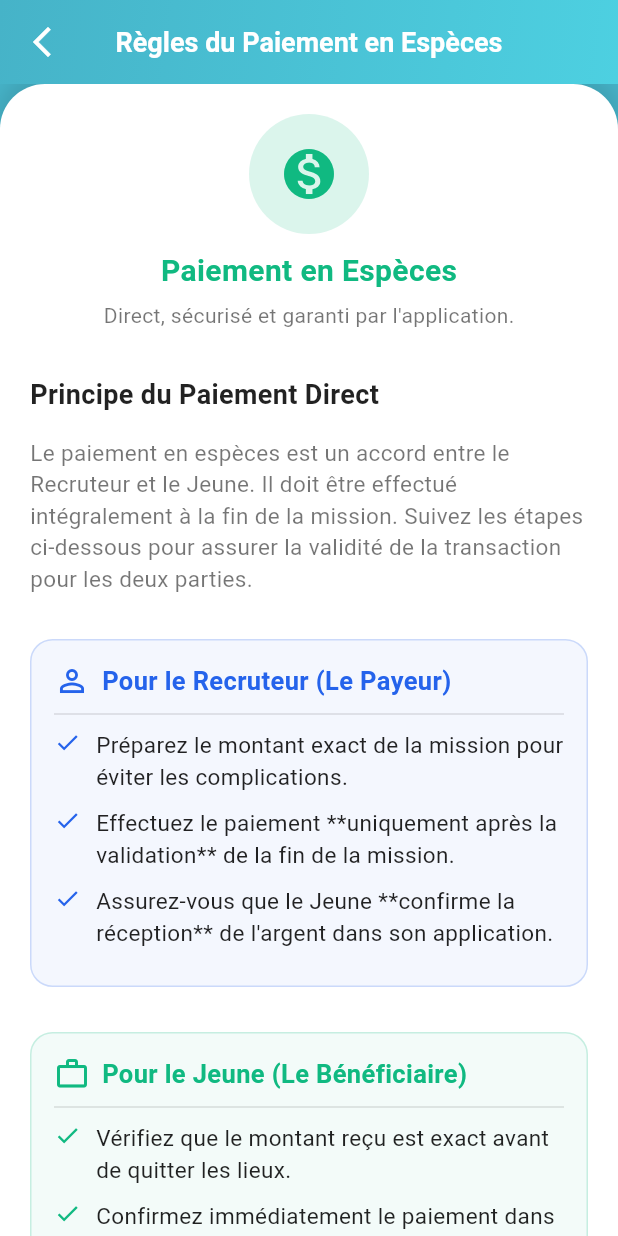
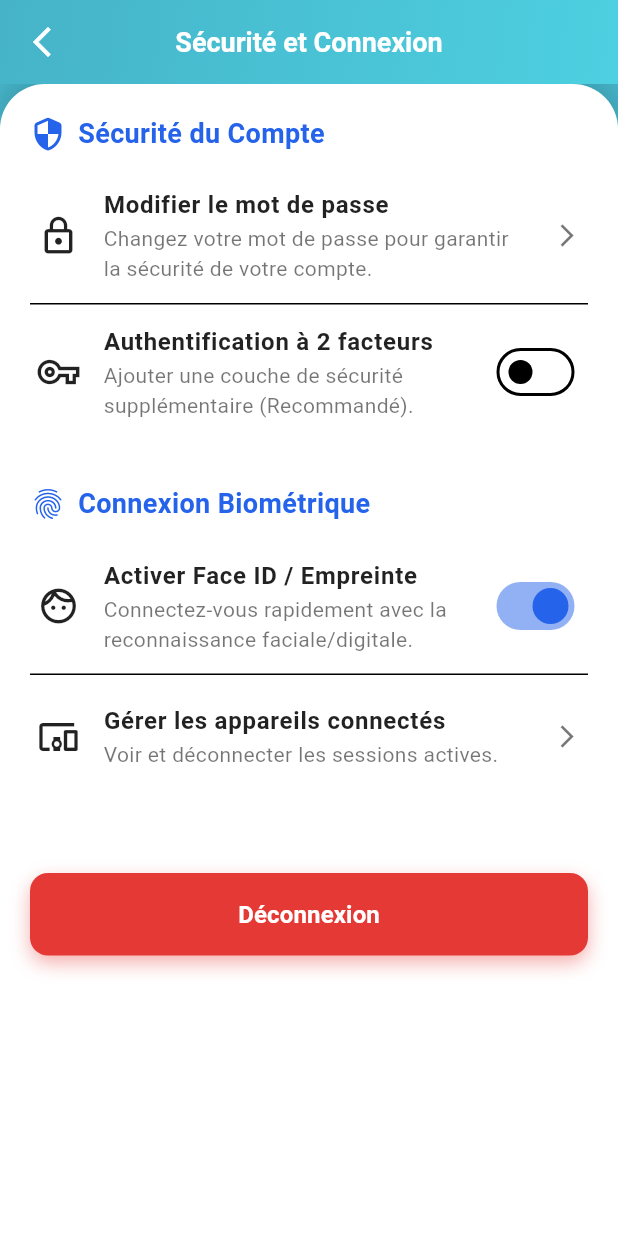
Before and after one commit to Tji-Teliman/tji_teliman_mobile, a Flutter app: the screen it shows after launch, on a phone screen of 412 x 824 dp. Run offline on Flutter 3.47's test engine with Material 3 defaults, Android fonts, the phone set to English and light mode, and no system bars; our stand-ins replace google_fonts, google_maps_flutter.

Commit message:
feat: ajout de la page securite et connexion  dans le  parametre

```diff
--- a/lib/main.dart
+++ b/lib/main.dart
@@ -19,6 +19,7 @@ import 'package:tji_teliman_mobile/screens/screens_jeunes/parametre.dart';
 import 'package:tji_teliman_mobile/screens/screens_jeunes/parametre_change_mdp.dart';
 import 'package:tji_teliman_mobile/screens/screens_jeunes/politique_et_confidenlite.dart';
 import 'package:tji_teliman_mobile/screens/screens_jeunes/postuler_et_candidature.dart';
+import 'package:tji_teliman_mobile/screens/screens_jeunes/securite_parametre.dart';
 import 'package:tji_teliman_mobile/screens/screens_jeunes/signaler_mission.dart';
 import 'package:tji_teliman_mobile/screens/screens_jeunes/signaler_screen.dart';
 import 'screens/splash_screen.dart';
@@ -51,7 +52,7 @@ class MyApp extends StatelessWidget {
         useMaterial3: true,
       ),
       // L'écran de démarrage est défini ici
-      home: const DetailsPayementEspeces(),
+      home: const SecuriteParametre(),
       debugShowCheckedModeBanner: false,
     );
   }
--- a/lib/screens/screens_jeunes/securite_parametre.dart
+++ b/lib/screens/screens_jeunes/securite_parametre.dart
@@ -0,0 +1,361 @@
+import 'package:flutter/material.dart';
+
+// Définition des couleurs personnalisées Tji Teliman
+const Color _primaryBlue = Color(0xFF2563EB); // Bleu principal
+const Color _appBarColor = Color(0xFF46B3C8); // Cyan pour l'AppBar
+const Color _accentColor = Color(0xFF4DD0E1); // Pour le dégradé
+
+
+class SecuriteParametre extends StatelessWidget {
+  const SecuriteParametre({super.key});
+
+  @override
+  Widget build(BuildContext context) {
+    return MaterialApp(
+      title: 'Tji Teliman - Sécurité',
+      theme: ThemeData(
+        useMaterial3: true,
+        primaryColor: _primaryBlue,
+        colorScheme: ColorScheme.light(
+          primary: _primaryBlue,
+        ),
+        visualDensity: VisualDensity.adaptivePlatformDensity,
+      ),
+      home: const SecuritySettingsScreen(),
+      debugShowCheckedModeBanner: false,
+    );
+  }
+}
+// --- END MAIN APP STRUCTURE ---
+
+// --- SECURITY SETTINGS SCREEN IMPLEMENTATION ---
+
+class SecuritySettingsScreen extends StatelessWidget {
+  const SecuritySettingsScreen({super.key});
+
+  @override
+  Widget build(BuildContext context) {
+    return Scaffold(
+      backgroundColor: _appBarColor,
+      appBar: AppBar(
+        // Utilisation d'un dégradé pour l'AppBar
+        flexibleSpace: Container(
+          decoration: const BoxDecoration(
+            gradient: LinearGradient(
+              colors: [_appBarColor, _accentColor],
+              begin: Alignment.topLeft,
+              end: Alignment.bottomRight,
+            ),
+          ),
+        ),
+        elevation: 0,
+        leading: IconButton(
+          icon: const Icon(Icons.arrow_back_ios_new, color: Colors.white, size: 24),
+          onPressed: () {
+            // Logique de retour
+          },
+        ),
+        title: const Text(
+          'Sécurité et Connexion',
+          style: TextStyle(color: Colors.white, fontWeight: FontWeight.w600, fontSize: 18),
+        ),
+        centerTitle: true,
+      ),
+
+      body: Column(
+        children: <Widget>[
+          // Conteneur blanc principal avec ombre et arrondi
+          Expanded(
+            child: Container(
+              width: double.infinity,
+              decoration: BoxDecoration(
+                color: Colors.white,
+                borderRadius: const BorderRadius.vertical(top: Radius.circular(30.0)),
+                boxShadow: [
+                  BoxShadow(
+                    color: Colors.black.withOpacity(0.1),
+                    blurRadius: 10.0,
+                    spreadRadius: 2.0,
+                    offset: const Offset(0, -5),
+                  ),
+                ],
+              ),
+              child: const SingleChildScrollView(
+                padding: EdgeInsets.all(20.0),
+                child: SecuritySettingsContent(),
+              ),
+            ),
+          ),
+        ],
+      ),
+    );
+  }
+}
+
+// Widget principal du contenu de la page
+class SecuritySettingsContent extends StatefulWidget {
+  const SecuritySettingsContent({super.key});
+
+  @override
+  State<SecuritySettingsContent> createState() => _SecuritySettingsContentState();
+}
+
+class _SecuritySettingsContentState extends State<SecuritySettingsContent> {
+  // Simuler l'état des options
+  bool _isFaceIdEnabled = true;
+  bool _isTwoFactorAuthEnabled = false;
+
+  @override
+  Widget build(BuildContext context) {
+    return Column(
+      crossAxisAlignment: CrossAxisAlignment.start,
+      children: [
+        // --- Titre du Groupe : Sécurité du Compte ---
+        const SectionHeader(title: 'Sécurité du Compte', icon: Icons.security_rounded),
+        const SizedBox(height: 10),
+
+        // 1. Modifier le Mot de Passe
+        SettingsTile(
+          title: 'Modifier le mot de passe',
+          subtitle: 'Changez votre mot de passe pour garantir la sécurité de votre compte.',
+          icon: Icons.lock_outline,
+          onTap: () {
+            // Logique pour naviguer vers l'écran de modification de mot de passe
+          },
+        ),
+        const Divider(height: 1),
+
+        // 2. Authentification à Deux Facteurs
+        SwitchTile(
+          title: 'Authentification à 2 facteurs',
+          subtitle: 'Ajouter une couche de sécurité supplémentaire (Recommandé).',
+          icon: Icons.vpn_key_outlined,
+          value: _isTwoFactorAuthEnabled,
+          onChanged: (bool newValue) {
+            setState(() {
+              _isTwoFactorAuthEnabled = newValue;
+            });
+          },
+        ),
+        const SizedBox(height: 30),
+
+
+        // --- Titre du Groupe : Connexion Biométrique ---
+        const SectionHeader(title: 'Connexion Biométrique', icon: Icons.fingerprint_rounded),
+        const SizedBox(height: 10),
+
+        // 3. Face ID / Touch ID
+        SwitchTile(
+          title: 'Activer Face ID / Empreinte',
+          subtitle: 'Connectez-vous rapidement avec la reconnaissance faciale/digitale.',
+          icon: _isFaceIdEnabled ? Icons.face_unlock_outlined : Icons.touch_app_outlined,
+          value: _isFaceIdEnabled,
+          onChanged: (bool newValue) {
+            setState(() {
+              _isFaceIdEnabled = newValue;
+            });
+          },
+        ),
+        const Divider(height: 1),
+
+        // 4. Gérer les Appareils Connectés
+        SettingsTile(
+          title: 'Gérer les appareils connectés',
+          subtitle: 'Voir et déconnecter les sessions actives.',
+          icon: Icons.devices_other_outlined,
+          onTap: () {
+            // Logique pour naviguer vers l'écran de gestion des appareils
+          },
+        ),
+
+        const SizedBox(height: 50),
+
+        // --- Bouton de Déconnexion ---
+        PrimaryButton(
+          text: 'Déconnexion',
+          color: Colors.red.shade600,
+          onPressed: () {
+            _showLogoutDialog(context);
+          },
+        ),
+        const SizedBox(height: 20),
+      ],
+    );
+  }
+}
+
+// --- WIDGET UTILITAIRE : En-tête de Section ---
+class SectionHeader extends StatelessWidget {
+  final String title;
+  final IconData icon;
+
+  const SectionHeader({super.key, required this.title, required this.icon});
+
+  @override
+  Widget build(BuildContext context) {
+    return Row(
+      children: [
+        Icon(icon, color: _primaryBlue, size: 24),
+        const SizedBox(width: 8),
+        Text(
+          title,
+          style: const TextStyle(
+            fontWeight: FontWeight.bold,
+            fontSize: 18,
+            color: _primaryBlue,
+          ),
+        ),
+      ],
+    );
+  }
+}
+
+// --- WIDGET UTILITAIRE : Tuile de Paramètre simple (Tap) ---
+class SettingsTile extends StatelessWidget {
+  final String title;
+  final String subtitle;
+  final IconData icon;
+  final VoidCallback onTap;
+
+  const SettingsTile({
+    super.key,
+    required this.title,
+    required this.subtitle,
+    required this.icon,
+    required this.onTap,
+  });
+
+  @override
+  Widget build(BuildContext context) {
+    return ListTile(
+      contentPadding: const EdgeInsets.symmetric(horizontal: 5, vertical: 5),
+      leading: Icon(icon, color: Colors.black87, size: 28),
+      title: Text(
+        title,
+        style: const TextStyle(fontWeight: FontWeight.w600, color: Colors.black87),
+      ),
+      subtitle: Text(
+        subtitle,
+        style: const TextStyle(color: Colors.black54),
+      ),
+      trailing: const Icon(Icons.arrow_forward_ios, size: 18, color: Colors.black54),
+      onTap: onTap,
+    );
+  }
+}
+
+// --- WIDGET UTILITAIRE : Tuile de Paramètre avec Switch ---
+class SwitchTile extends StatelessWidget {
+  final String title;
+  final String subtitle;
+  final IconData icon;
+  final bool value;
+  final ValueChanged<bool> onChanged;
+
+  const SwitchTile({
+    super.key,
+    required this.title,
+    required this.subtitle,
+    required this.icon,
+    required this.value,
+    required this.onChanged,
+  });
+
+  @override
+  Widget build(BuildContext context) {
+    return SwitchListTile(
+      contentPadding: const EdgeInsets.symmetric(horizontal: 5, vertical: 5),
+      activeColor: _primaryBlue,
+      secondary: Icon(icon, color: Colors.black87, size: 28),
+      title: Text(
+        title,
+        style: const TextStyle(fontWeight: FontWeight.w600, color: Colors.black87),
+      ),
+      subtitle: Text(
+        subtitle,
+        style: const TextStyle(color: Colors.black54),
+      ),
+      value: value,
+      onChanged: onChanged,
+    );
+  }
+}
+
+// --- WIDGET UTILITAIRE : Bouton Principal ---
+class PrimaryButton extends StatelessWidget {
+  final String text;
+  final VoidCallback onPressed;
+  final Color color;
+
+  const PrimaryButton({
+    super.key,
+    required this.text,
+    required this.onPressed,
+    required this.color,
+  });
+
+  @override
+  Widget build(BuildContext context) {
+    return Container(
+      width: double.infinity,
+      height: 55,
+      decoration: BoxDecoration(
+        borderRadius: BorderRadius.circular(12),
+        boxShadow: [
+          BoxShadow(
+            color: color.withOpacity(0.4),
+            blurRadius: 10,
+            offset: const Offset(0, 5),
+          ),
+        ],
+      ),
+      child: ElevatedButton(
+        style: ElevatedButton.styleFrom(
+          backgroundColor: color,
+          foregroundColor: Colors.white,
+          shape: RoundedRectangleBorder(
+            borderRadius: BorderRadius.circular(12),
+          ),
+          padding: const EdgeInsets.symmetric(horizontal: 20, vertical: 15),
+          elevation: 0,
+        ),
+        onPressed: onPressed,
+        child: Text(
+          text,
+          style: const TextStyle(fontSize: 16, fontWeight: FontWeight.bold),
+        ),
+      ),
+    );
+  }
+}
+
+// --- Fonction pour afficher le dialogue de déconnexion (remplace l'alerte) ---
+void _showLogoutDialog(BuildContext context) {
+  showDialog(
+    context: context,
+    builder: (BuildContext context) {
+      return AlertDialog(
+        shape: RoundedRectangleBorder(borderRadius: BorderRadius.circular(15)),
+        title: const Text('Êtes-vous sûr de vouloir vous déconnecter ?'),
+        content: const Text(
+            'Vous devrez vous reconnecter pour accéder à votre compte. Assurez-vous d\'avoir sauvegardé toutes vos données.'),
+        actions: <Widget>[
+          TextButton(
+            child: const Text('Annuler', style: TextStyle(color: Colors.black54)),
+            onPressed: () {
+              Navigator.of(context).pop(); // Ferme la boîte de dialogue
+            },
+          ),
+          TextButton(
+            child: const Text('Déconnexion', style: TextStyle(color: Colors.red, fontWeight: FontWeight.bold)),
+            onPressed: () {
+              Navigator.of(context).pop(); // Ferme la boîte de dialogue
+              // Logique de déconnexion Firebase ou autre
+              // print("Déconnexion de l'utilisateur...");
+            },
+          ),
+        ],
+      );
+    },
+  );
+}
```
